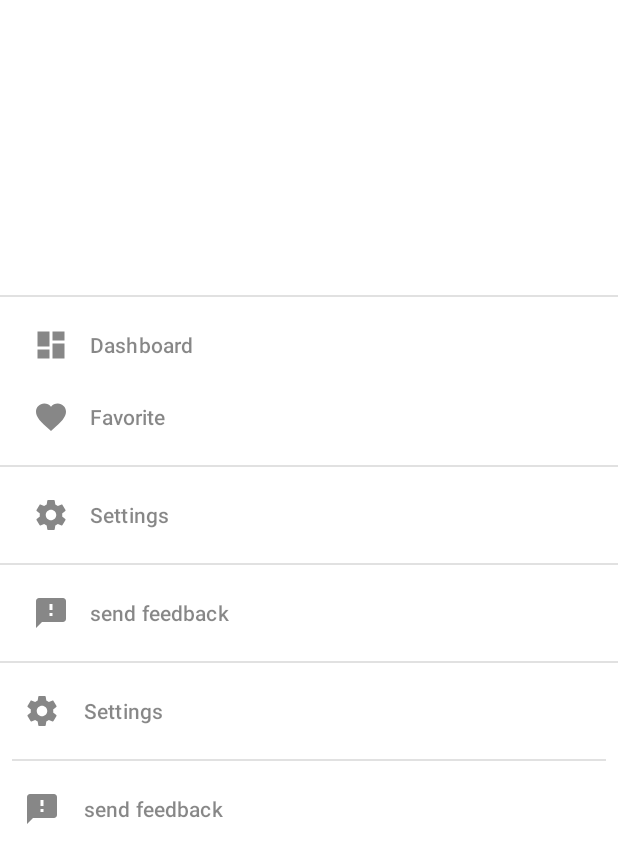
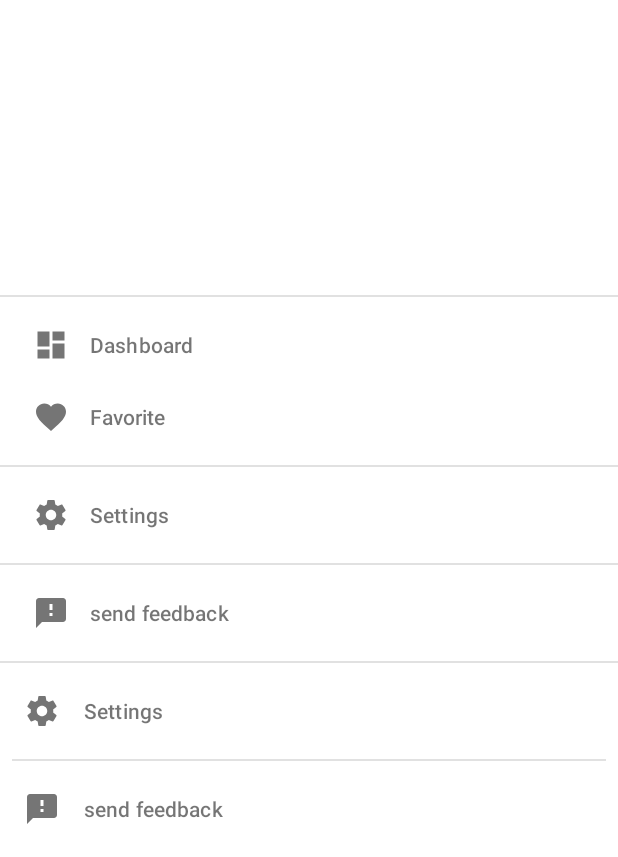
Before and after one commit to pstanisl/appbar-sample, an Android app: the layout fragment_navigation.xml on its own in the app's theme, with its tools: preview values and no code run, on a phone screen of 412 x 824 dp, the part 379-1236 px from its top. Run offline under Robolectric (Android 15) with nearby library versions, the phone set to English and light mode, and no system bars.

Commit message:
improved colors

```diff
--- a/app/src/main/res/drawable/navigation_item_background.xml
+++ b/app/src/main/res/color/navigation_icon_color.xml
@@ -1,5 +1,8 @@
 <?xml version="1.0" encoding="utf-8"?>
 <selector xmlns:android="http://schemas.android.com/apk/res/android">
-    <item android:state_checked="true" android:drawable="@drawable/navigation_item_background_selected" />
-    <item android:state_pressed="true" android:drawable="@drawable/navigation_item_background_selected" />
+
+    <item android:state_checked="true" android:color="@color/primary" />
+    <item android:state_enabled="true" android:color="@color/text_secondary_on_background" />
+    <item android:color="@color/gray_light" />
+
 </selector>
--- a/app/src/main/res/layout/fragment_navigation.xml
+++ b/app/src/main/res/layout/fragment_navigation.xml
@@ -33,7 +33,7 @@
         android:background="@android:color/transparent"
         android:theme="@style/AppTheme.NavigationViewOverlay"
         app:itemBackground="@drawable/navigation_item_background"
-        app:itemIconTint="@color/navigation_item_color"
+        app:itemIconTint="@color/navigation_icon_color"
         app:itemTextColor="@color/navigation_item_color"
         app:layout_constraintBottom_toTopOf="@id/divider_navigation"
         app:menu="@menu/lateral_navigation"
```
Also changed, not shown: app/src/main/res/values/colors.xml (+18 -2 lines).
